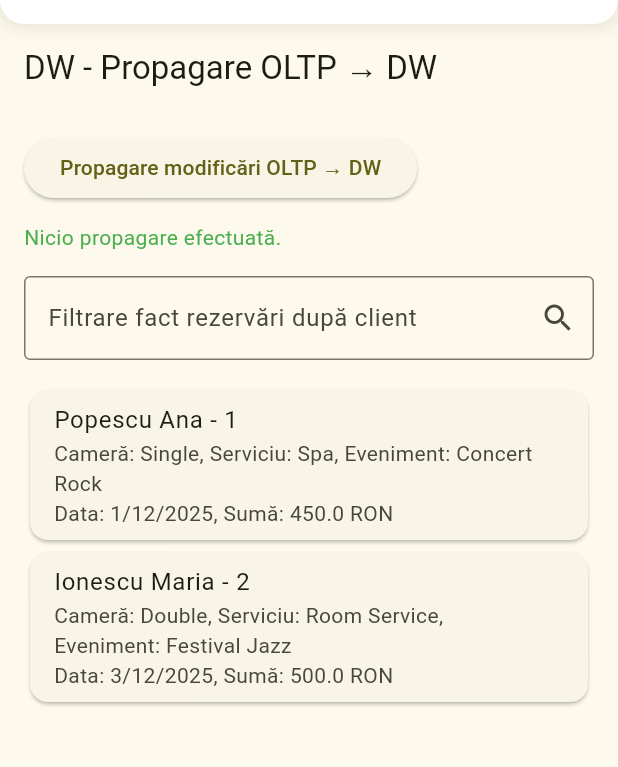
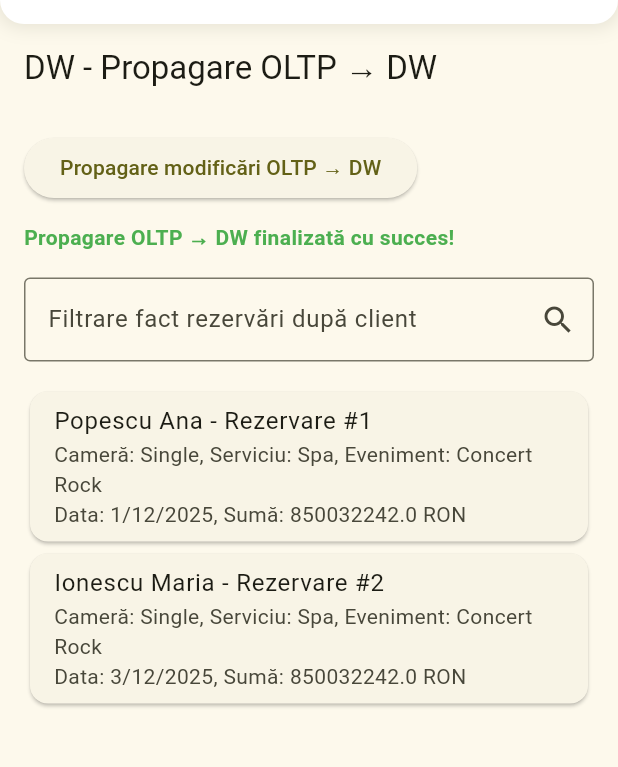
Before and after one commit to diana-clinciu/MODBD, a Flutter app: the screen it shows after launch, after a tap on the "delete" icon, after a tap on "DW", on a phone screen of 412 x 824 dp, the part 126-893 px from its top. Run offline on Flutter 3.47's test engine with Material 3 defaults, Android fonts, the phone set to English and light mode, and no system bars; our stand-ins replace flutter_svg, get_it, syncfusion_flutter_charts.

Commit message:
s a muncit

```diff
--- /dev/null
+++ b/DW&BI/FRONTEND/lib/models/dim_metoda_plata.dart
@@ -0,0 +1,18 @@
+import 'package:mvvm_flutter/api/client_api.dart';
+
+class DimMetodaPlata {
+  final int plataKey;
+  final String metoda;
+
+  DimMetodaPlata({
+    required this.plataKey,
+    required this.metoda,
+  });
+
+  static DimMetodaPlata fromJson(JSON jsonBody) {
+    return DimMetodaPlata(
+      plataKey: jsonBody['plataKey'],
+      metoda: jsonBody['metoda'],
+    );
+  }
+}
--- /dev/null
+++ b/DW&BI/FRONTEND/lib/models/dim_timp.dart
@@ -0,0 +1,27 @@
+import 'package:mvvm_flutter/api/client_api.dart';
+
+class DimTimp {
+  final int timpKey;
+  final DateTime dataCompleta;
+  final int zi;
+  final int luna;
+  final int an;
+
+  DimTimp({
+    required this.timpKey,
+    required this.dataCompleta,
+    required this.zi,
+    required this.luna,
+    required this.an,
+  });
+
+  static DimTimp fromJson(JSON jsonBody) {
+    return DimTimp(
+      timpKey: jsonBody['timpKey'],
+      dataCompleta: DateTime.parse(jsonBody['dataCompleta']),
+      zi: jsonBody['zi'],
+      luna: jsonBody['luna'],
+      an: jsonBody['an'],
+    );
+  }
+}
--- a/DW&BI/FRONTEND/lib/services/dw_service.dart
+++ b/DW&BI/FRONTEND/lib/services/dw_service.dart
@@ -1,6 +1,77 @@
 import 'package:mvvm_flutter/api/dw_api.dart';
 import 'package:get_it/get_it.dart';
+import 'package:mvvm_flutter/models/dim_camera.dart';
+import 'package:mvvm_flutter/models/dim_client.dart';
+import 'package:mvvm_flutter/models/dim_eveniment.dart';
+import 'package:mvvm_flutter/models/dim_metoda_plata.dart';
+import 'package:mvvm_flutter/models/dim_serviciu.dart';
+import 'package:mvvm_flutter/models/dim_timp.dart';
+import 'package:mvvm_flutter/models/fact_rezervari.dart';
+import 'package:mvvm_flutter/services/otlp_service.dart';
 
 class DwService {
   final DwApi bookingApi = GetIt.instance.get<DwApi>();
+
+  List<DimClient> dimClients = [];
+  List<DimCamera> dimCamere = [];
+  List<DimServiciu> dimServicii = [];
+  List<DimEveniment> dimEvenimente = [];
+  List<DimTimp> dimTimp = [];
+  List<DimMetodaPlata> dimMetodePlata = [];
+  List<FactRezervari> factRezervari = [];
+
+  void updateFromOtlp(OtlpService oltpService) {
+    dimClients = oltpService.clients
+        .map((c) => DimClient(c.id, c.nume, c.prenume, c.email))
+        .toList();
+
+    dimCamere = oltpService.camere
+        .map((c) => DimCamera(c.nr, c.nr, c.tip, c.pret))
+        .toList();
+
+    dimServicii = oltpService.servicii
+        .map((s) => DimServiciu(s.denumire.hashCode, s.denumire, s.pret))
+        .toList();
+
+    dimEvenimente = oltpService.evenimente
+        .map((e) => DimEveniment(e.nume.hashCode, e.nume, e.data))
+        .toList();
+
+    final allDates = <DateTime>[
+      ...oltpService.rezervari.map((r) => r.data),
+      ...oltpService.evenimente.map((e) => e.data),
+    ];
+
+    dimTimp = allDates.map((d) {
+      return DimTimp(
+        timpKey: d.millisecondsSinceEpoch,
+        dataCompleta: d,
+        zi: d.day,
+        luna: d.month,
+        an: d.year,
+      );
+    }).toList();
+
+    dimMetodePlata = oltpService.plati
+        .map((p) => DimMetodaPlata(plataKey: p.id, metoda: p.metoda))
+        .toList();
+
+    factRezervari = oltpService.rezervari.map((r) {
+      final client = oltpService.clients
+          .firstWhere((c) => "${c.nume} ${c.prenume}" == r.clientName);
+      final camera = oltpService.camere.first;
+      final serviciu = oltpService.servicii.first;
+      final eveniment = oltpService.evenimente.first;
+      final timp = dimTimp.firstWhere((t) => t.dataCompleta == r.data);
+      final plata = dimMetodePlata.first;
+      return FactRezervari(
+          r.id,
+          "${client.nume} ${client.prenume}",
+          "${camera.tip}",
+          "${serviciu.denumire}",
+          "${eveniment.nume}",
+          timp.dataCompleta,
+          plata.metoda.hashCode.toDouble());
+    }).toList();
+  }
 }
--- a/DW&BI/FRONTEND/lib/services/otlp_service.dart
+++ b/DW&BI/FRONTEND/lib/services/otlp_service.dart
@@ -1,6 +1,147 @@
 import 'package:mvvm_flutter/api/otlp_api.dart';
 import 'package:get_it/get_it.dart';
+import 'package:mvvm_flutter/models/angajat.dart';
+import 'package:mvvm_flutter/models/camera.dart';
+import 'package:mvvm_flutter/models/client.dart';
+import 'package:mvvm_flutter/models/eveniment.dart';
+import 'package:mvvm_flutter/models/plata.dart';
+import 'package:mvvm_flutter/models/rezervare.dart';
+import 'package:mvvm_flutter/models/serviciu.dart';
 
 class OtlpService {
   final OtlpApi bookingApi = GetIt.instance.get<OtlpApi>();
+
+  List<Client> clients = [];
+  List<Rezervare> rezervari = [];
+  List<Camera> camere = [];
+  List<Serviciu> servicii = [];
+  List<Plata> plati = [];
+  List<Angajat> angajati = [];
+  List<Eveniment> evenimente = [];
+
+  OtlpService() {
+    _loadMockData();
+  }
+
+  void _loadMockData() {
+    clients = [
+      Client(id: 1, nume: "Popescu", prenume: "Ana", email: "ana.popescu@email.ro"),
+      Client(id: 2, nume: "Ionescu", prenume: "Maria", email: "maria.ionescu@email.ro"),
+    ];
+    rezervari = [
+      Rezervare(id: 1, clientName: "Popescu Ana", data: DateTime(2025, 12, 1)),
+      Rezervare(id: 2, clientName: "Ionescu Maria", data: DateTime(2025, 12, 3)),
+    ];
+    camere = [
+      Camera(nr: 101, tip: "Single", pret: 150),
+      Camera(nr: 102, tip: "Double", pret: 250),
+    ];
+    servicii = [
+      Serviciu(denumire: "Spa", pret: 150),
+      Serviciu(denumire: "Room Service", pret: 50),
+    ];
+    plati = [
+      Plata(id: 1, suma: 450, metoda: "Card"),
+      Plata(id: 2, suma: 500, metoda: "Cash"),
+    ];
+    angajati = [
+      Angajat(nume: "Popa Andrei", functie: "Recepționer"),
+      Angajat(nume: "Ionescu Mihai", functie: "Bucătar Șef"),
+    ];
+    evenimente = [
+      Eveniment(nume: "Concert Rock", data: DateTime(2025, 12, 1)),
+      Eveniment(nume: "Festival Jazz", data: DateTime(2025, 12, 5)),
+    ];
+  }
+
+  // CLIENT CRUD
+  void addClient(Client client) {
+    clients.add(client);
+  }
+
+  void editClient(int index, Client updatedClient) {
+    clients[index] = updatedClient;
+  }
+
+  void deleteClient(int index) {
+    clients.removeAt(index);
+  }
+
+  // CAMERA CRUD
+  void addCamera(Camera camera) {
+    camere.add(camera);
+  }
+
+  void editCamera(int index, Camera updatedCamera) {
+    camere[index] = updatedCamera;
+  }
+
+  void deleteCamera(int index) {
+    camere.removeAt(index);
+  }
+
+  // REZERVARE CRUD
+  void addRezervare(Rezervare rezervare) {
+    rezervari.add(rezervare);
+  }
+
+  void editRezervare(int index, Rezervare updatedRezervare) {
+    rezervari[index] = updatedRezervare;
+  }
+
+  void deleteRezervare(int index) {
+    rezervari.removeAt(index);
+  }
+
+  // SERVICIU CRUD
+  void addServiciu(Serviciu serviciu) {
+    servicii.add(serviciu);
+  }
+
+  void editServiciu(int index, Serviciu updatedServiciu) {
+    servicii[index] = updatedServiciu;
+  }
+
+  void deleteServiciu(int index) {
+    servicii.removeAt(index);
+  }
+
+  // PLATA CRUD
+  void addPlata(Plata plata) {
+    plati.add(plata);
+  }
+
+  void editPlata(int index, Plata updatedPlata) {
+    plati[index] = updatedPlata;
+  }
+
+  void deletePlata(int index) {
+    plati.removeAt(index);
+  }
+
+  // ANGAJAT CRUD
+  void addAngajat(Angajat angajat) {
+    angajati.add(angajat);
+  }
+
+  void editAngajat(int index, Angajat updatedAngajat) {
+    angajati[index] = updatedAngajat;
+  }
+
+  void deleteAngajat(int index) {
+    angajati.removeAt(index);
+  }
+
+  // EVENIMENT CRUD
+  void addEveniment(Eveniment eveniment) {
+    evenimente.add(eveniment);
+  }
+
+  void editEveniment(int index, Eveniment updatedEveniment) {
+    evenimente[index] = updatedEveniment;
+  }
+
+  void deleteEveniment(int index) {
+    evenimente.removeAt(index);
+  }
 }
--- a/DW&BI/FRONTEND/lib/ui/dw/dw_screen.dart
+++ b/DW&BI/FRONTEND/lib/ui/dw/dw_screen.dart
@@ -1,4 +1,5 @@
 import 'package:flutter/material.dart';
+import 'package:mvvm_flutter/models/fact_rezervari.dart';
 import 'package:mvvm_flutter/ui/dw/dw_view_model.dart';
 import 'package:provider/provider.dart';
 
@@ -16,6 +17,7 @@ class _DWViewState extends State<DWScreen> {
       create: (_) => DWViewModel(),
       child: Consumer<DWViewModel>(
         builder: (context, vm, _) {
+          // Filtrare fact rezervări după nume client
           List<FactRezervari> filteredFact = _filterController.text.isEmpty
               ? vm.factRezervari
               : vm.filterFactByClient(_filterController.text);
@@ -34,7 +36,15 @@ class _DWViewState extends State<DWScreen> {
                     child: Text("Propagare modificări OLTP → DW"),
                   ),
                   SizedBox(height: 12),
-                  Text(vm.statusMessage, style: TextStyle(color: Colors.green)),
+                  Text(
+                    vm.statusMessage,
+                    style: TextStyle(
+                      color: vm.statusMessage.contains("finalizată")
+                          ? Colors.green
+                          : Colors.orange,
+                      fontWeight: FontWeight.bold,
+                    ),
+                  ),
                   SizedBox(height: 16),
                   TextField(
                     controller: _filterController,
@@ -47,17 +57,22 @@ class _DWViewState extends State<DWScreen> {
                   ),
                   SizedBox(height: 16),
                   Expanded(
-                    child: ListView(
-                      children: filteredFact
-                          .map((f) => Card(
+                    child: filteredFact.isEmpty
+                        ? Center(child: Text("Nu există rezervări."))
+                        : ListView.builder(
+                            itemCount: filteredFact.length,
+                            itemBuilder: (context, index) {
+                              final f = filteredFact[index];
+                              return Card(
                                 child: ListTile(
-                                  title: Text("${f.client} - ${f.rezervareKey}"),
+                                  title: Text(
+                                      "${f.client} - Rezervare #${f.rezervareKey}"),
                                   subtitle: Text(
                                       "Cameră: ${f.camera}, Serviciu: ${f.serviciu}, Eveniment: ${f.eveniment}\nData: ${f.data.toShortDateString()}, Sumă: ${f.suma} RON"),
                                 ),
-                              ))
-                          .toList(),
-                    ),
+                              );
+                            },
+                          ),
                   ),
                 ],
               ),
--- a/DW&BI/FRONTEND/lib/ui/dw/dw_view_model.dart
+++ b/DW&BI/FRONTEND/lib/ui/dw/dw_view_model.dart
@@ -1,109 +1,53 @@
 import 'package:flutter/material.dart';
+import 'package:get_it/get_it.dart';
+import 'package:mvvm_flutter/models/dim_camera.dart';
+import 'package:mvvm_flutter/models/dim_client.dart';
+import 'package:mvvm_flutter/models/dim_eveniment.dart';
+import 'package:mvvm_flutter/models/dim_metoda_plata.dart';
+import 'package:mvvm_flutter/models/dim_serviciu.dart';
+import 'package:mvvm_flutter/models/dim_timp.dart';
+import 'package:mvvm_flutter/models/fact_rezervari.dart';
+import 'package:mvvm_flutter/services/dw_service.dart';
+import 'package:mvvm_flutter/services/otlp_service.dart';
 
-// MODELS MOCK DW
-class DimClient {
-  final int clientKey;
-  final String nume;
-  final String prenume;
-  final String email;
+class DWViewModel extends ChangeNotifier {
+  final OtlpService otlpService = GetIt.instance.get<OtlpService>();
+  final DwService dwService = GetIt.instance.get<DwService>();
 
-  DimClient(this.clientKey, this.nume, this.prenume, this.email);
-}
-
-class DimCamera {
-  final int cameraKey;
-  final int nrCamera;
-  final String tip;
-  final double pret;
-
-  DimCamera(this.cameraKey, this.nrCamera, this.tip, this.pret);
-}
-
-class DimServiciu {
-  final int serviciuKey;
-  final String denumire;
-  final double pret;
-
-  DimServiciu(this.serviciuKey, this.denumire, this.pret);
-}
-
-class DimEveniment {
-  final int evenimentKey;
-  final String nume;
-  final DateTime data;
-
-  DimEveniment(this.evenimentKey, this.nume, this.data);
-}
-
-class FactRezervari {
-  final int rezervareKey;
-  final String client;
-  final String camera;
-  final String serviciu;
-  final String eveniment;
-  final DateTime data;
-  final double suma;
-
-  FactRezervari(this.rezervareKey, this.client, this.camera, this.serviciu,
-      this.eveniment, this.data, this.suma);
-}
-
-// VIEWMODEL DW
-class DWViewModel extends ChangeNotifier {
   List<DimClient> dimClients = [];
   List<DimCamera> dimCamere = [];
   List<DimServiciu> dimServicii = [];
   List<DimEveniment> dimEvenimente = [];
+  List<DimTimp> dimTimp = [];
+  List<DimMetodaPlata> dimMetodePlata = [];
   List<FactRezervari> factRezervari = [];
 
   String statusMessage = "Nicio propagare efectuată.";
 
   DWViewModel() {
-    _loadMockData();
-  }
-
-  void _loadMockData() {
-    // Dimensiuni
-    dimClients = [
-      DimClient(1, "Popescu", "Ana", "ana.popescu@email.ro"),
-      DimClient(2, "Ionescu", "Maria", "maria.ionescu@email.ro"),
-    ];
-
-    dimCamere = [
-      DimCamera(1, 101, "Single", 150),
-      DimCamera(2, 102, "Double", 250),
-    ];
-
-    dimServicii = [
-      DimServiciu(1, "Spa", 150),
-      DimServiciu(2, "Room Service", 50),
-    ];
-
-    dimEvenimente = [
-      DimEveniment(1, "Concert Rock", DateTime(2025, 12, 1)),
-      DimEveniment(2, "Festival Jazz", DateTime(2025, 12, 5)),
-    ];
-
-    factRezervari = [
-      FactRezervari(
-          1, "Popescu Ana", "Single", "Spa", "Concert Rock", DateTime(2025, 12, 1), 450),
-      FactRezervari(
-          2, "Ionescu Maria", "Double", "Room Service", "Festival Jazz", DateTime(2025, 12, 3), 500),
-    ];
+    propagateChanges();
   }
 
   void propagateChanges() {
-    // simulare propagare cu delay
     statusMessage = "Se propagă modificările...";
     notifyListeners();
 
     Future.delayed(Duration(seconds: 2), () {
+      dwService.updateFromOtlp(otlpService);
+
+      dimClients = dwService.dimClients;
+      dimCamere = dwService.dimCamere;
+      dimServicii = dwService.dimServicii;
+      dimEvenimente = dwService.dimEvenimente;
+      dimTimp = dwService.dimTimp;
+      dimMetodePlata = dwService.dimMetodePlata;
+      factRezervari = dwService.factRezervari;
+
       statusMessage = "Propagare OLTP → DW finalizată cu succes!";
       notifyListeners();
     });
   }
 
-  // Exemple de filtrare după client
   List<FactRezervari> filterFactByClient(String clientName) {
     return factRezervari
         .where((f) => f.client.toLowerCase().contains(clientName.toLowerCase()))
--- a/DW&BI/FRONTEND/lib/ui/oltp/oltp_view_model.dart
+++ b/DW&BI/FRONTEND/lib/ui/oltp/oltp_view_model.dart
@@ -1,4 +1,5 @@
 import 'package:flutter/material.dart';
+import 'package:get_it/get_it.dart';
 import 'package:mvvm_flutter/models/angajat.dart';
 import 'package:mvvm_flutter/models/camera.dart';
 import 'package:mvvm_flutter/models/client.dart';
@@ -6,166 +7,128 @@ import 'package:mvvm_flutter/models/eveniment.dart';
 import 'package:mvvm_flutter/models/plata.dart';
 import 'package:mvvm_flutter/models/rezervare.dart';
 import 'package:mvvm_flutter/models/serviciu.dart';
+import 'package:mvvm_flutter/services/otlp_service.dart';
 
 class OLTPViewModel extends ChangeNotifier {
-  List<Client> clients = [];
-  List<Rezervare> rezervari = [];
-  List<Camera> camere = [];
-  List<Serviciu> servicii = [];
-  List<Plata> plati = [];
-  List<Angajat> angajati = [];
-  List<Eveniment> evenimente = [];
+  final OtlpService otlpService = GetIt.instance.get<OtlpService>();
 
-  OLTPViewModel() {
-    _loadMockData();
-  }
-
-  void _loadMockData() {
-    clients = [
-      Client(id: 1, nume: "Popescu", prenume: "Ana", email: "ana.popescu@email.ro"),
-      Client(id: 2, nume: "Ionescu", prenume: "Maria", email: "maria.ionescu@email.ro"),
-    ];
-
-    rezervari = [
-      Rezervare(id: 1, clientName: "Popescu Ana", data: DateTime(2025, 12, 1)),
-      Rezervare(id: 2, clientName: "Ionescu Maria", data: DateTime(2025, 12, 3)),
-    ];
-
-    camere = [
-      Camera(nr: 101, tip: "Single", pret: 150),
-      Camera(nr: 102, tip: "Double", pret: 250),
-    ];
-
-    servicii = [
-      Serviciu(denumire: "Spa", pret: 150),
-      Serviciu(denumire: "Room Service", pret: 50),
-    ];
-
-    plati = [
-      Plata(id: 1, suma: 450, metoda: "Card"),
-      Plata(id: 2, suma: 500, metoda: "Cash"),
-    ];
-
-    angajati = [
-      Angajat(nume: "Popa Andrei", functie: "Recepționer"),
-      Angajat(nume: "Ionescu Mihai", functie: "Bucătar Șef"),
-    ];
-
-    evenimente = [
-      Eveniment(nume: "Concert Rock", data: DateTime(2025, 12, 1)),
-      Eveniment(nume: "Festival Jazz", data: DateTime(2025, 12, 5)),
-    ];
-  }
+  List<Client> get clients => otlpService.clients;
+  List<Rezervare> get rezervari => otlpService.rezervari;
+  List<Camera> get camere => otlpService.camere;
+  List<Serviciu> get servicii => otlpService.servicii;
+  List<Plata> get plati => otlpService.plati;
+  List<Angajat> get angajati => otlpService.angajati;
+  List<Eveniment> get evenimente => otlpService.evenimente;
 
   // CLIENT CRUD
   void addClient(Client client) {
-    clients.add(client);
+    otlpService.addClient(client);
     notifyListeners();
   }
 
   void editClient(int index, Client updatedClient) {
-    clients[index] = updatedClient;
+    otlpService.editClient(index, updatedClient);
     notifyListeners();
   }
 
   void deleteClient(int index) {
-    clients.removeAt(index);
+    otlpService.deleteClient(index);
     notifyListeners();
   }
 
   // CAMERA CRUD
   void addCamera(Camera camera) {
-    camere.add(camera);
+    otlpService.addCamera(camera);
     notifyListeners();
   }
 
   void editCamera(int index, Camera updatedCamera) {
-    camere[index] = updatedCamera;
+    otlpService.editCamera(index, updatedCamera);
     notifyListeners();
   }
 
   void deleteCamera(int index) {
-    camere.removeAt(index);
+    otlpService.deleteCamera(index);
     notifyListeners();
   }
 
   // REZERVARE CRUD
   void addRezervare(Rezervare rezervare) {
-    rezervari.add(rezervare);
+    otlpService.addRezervare(rezervare);
     notifyListeners();
   }
 
   void editRezervare(int index, Rezervare updatedRezervare) {
-    rezervari[index] = updatedRezervare;
+    otlpService.editRezervare(index, updatedRezervare);
     notifyListeners();
   }
 
   void deleteRezervare(int index) {
-    rezervari.removeAt(index);
+    otlpService.deleteRezervare(index);
     notifyListeners();
   }
 
   // SERVICIU CRUD
   void addServiciu(Serviciu serviciu) {
-    servicii.add(serviciu);
+    otlpService.addServiciu(serviciu);
     notifyListeners();
   }
 
   void editServiciu(int index, Serviciu updatedServiciu) {
-    servicii[index] = updatedServiciu;
+    otlpService.editServiciu(index, updatedServiciu);
     notifyListeners();
   }
 
   void deleteServiciu(int index) {
-    servicii.removeAt(index);
+    otlpService.deleteServiciu(index);
     notifyListeners();
   }
 
   // PLATA CRUD
   void addPlata(Plata plata) {
-    plati.add(plata);
+    otlpService.addPlata(plata);
     notifyListeners();
   }
 
   void editPlata(int index, Plata updatedPlata) {
-    plati[index] = updatedPlata;
+    otlpService.editPlata(index, updatedPlata);
     notifyListeners();
   }
 
   void deletePlata(int index) {
-    plati.removeAt(index);
+    otlpService.deletePlata(index);
     notifyListeners();
   }
 
   // ANGAJAT CRUD
   void addAngajat(Angajat angajat) {
-    angajati.add(angajat);
+    otlpService.addAngajat(angajat);
     notifyListeners();
   }
 
   void editAngajat(int index, Angajat updatedAngajat) {
-    angajati[index] = updatedAngajat;
+    otlpService.editAngajat(index, updatedAngajat);
     notifyListeners();
   }
 
   void deleteAngajat(int index) {
-    angajati.removeAt(index);
+    otlpService.deleteAngajat(index);
     notifyListeners();
   }
 
   // EVENIMENT CRUD
   void addEveniment(Eveniment eveniment) {
-    evenimente.add(eveniment);
+    otlpService.addEveniment(eveniment);
     notifyListeners();
   }
 
   void editEveniment(int index, Eveniment updatedEveniment) {
-    evenimente[index] = updatedEveniment;
+    otlpService.editEveniment(index, updatedEveniment);
     notifyListeners();
   }
 
   void deleteEveniment(int index) {
-    evenimente.removeAt(index);
+    otlpService.deleteEveniment(index);
     notifyListeners();
   }
 }
```
Also changed, not shown: DW&BI/FRONTEND/lib/models/dim_camera.dart (added, +19 -0 lines), DW&BI/FRONTEND/lib/models/dim_client.dart (added, +19 -0 lines), DW&BI/FRONTEND/lib/models/dim_eveniment.dart (added, +17 -0 lines), DW&BI/FRONTEND/lib/models/dim_serviciu.dart (added, +17 -0 lines), DW&BI/FRONTEND/lib/models/fact_rezervari.dart (added, +26 -0 lines).
